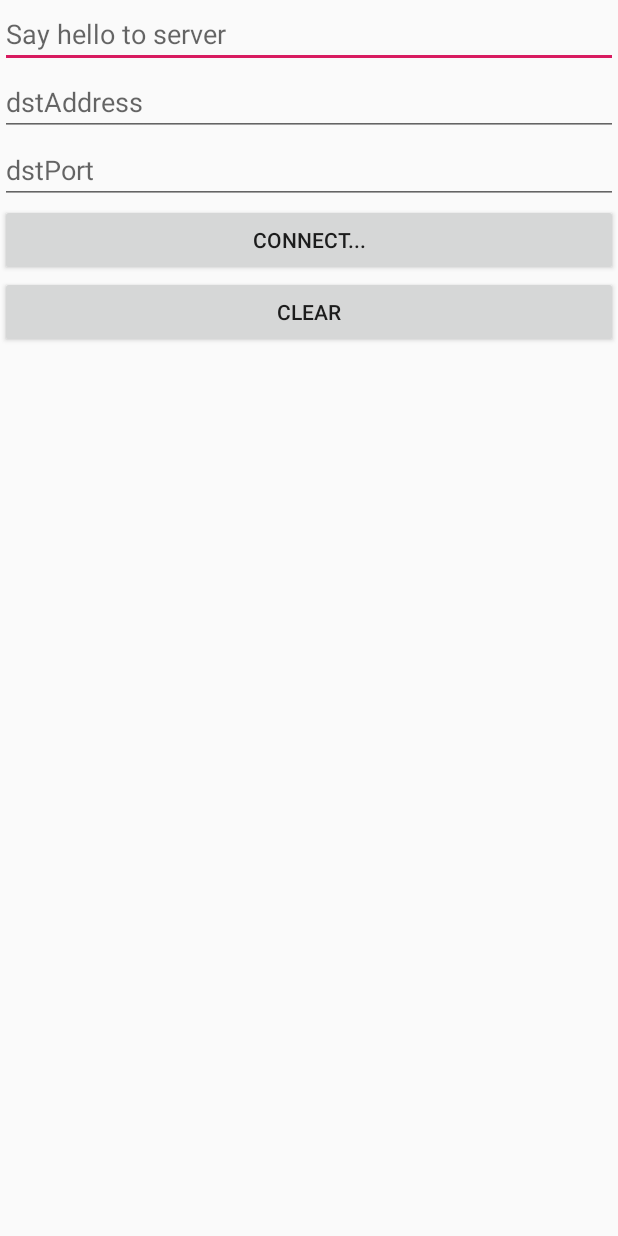
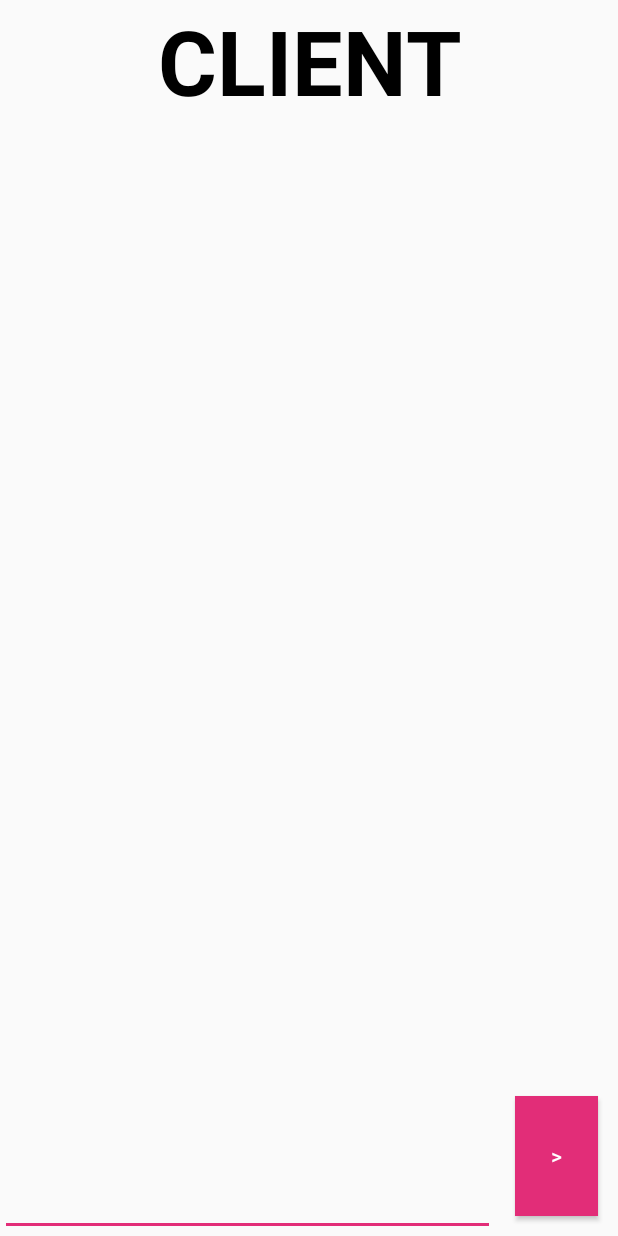
Before and after one commit to adityasuman2025/WifiChatClient, an Android app: the layout activity_main.xml on its own in the app's theme, with its tools: preview values and no code run, on a phone screen of 412 x 824 dp. Run offline under Robolectric (Android 15) with nearby library versions, the phone set to English and light mode, and no system bars.

Commit message:
layout building

```diff
--- a/app/src/main/AndroidManifest.xml
+++ b/app/src/main/AndroidManifest.xml
@@ -3,6 +3,10 @@
     package="com.example.chatclient">
 
     <uses-permission android:name="android.permission.INTERNET" />
+    <uses-permission android:name="android.permission.INTERNET" />
+    <uses-permission android:name="android.permission.INTERNET" />
+    <uses-permission android:name="android.permission.ACCESS_NETWORK_STATE" />
+    <uses-permission android:name="android.permission.ACCESS_WIFI_STATE"/>
 
     <application
         android:allowBackup="true"
--- a/app/src/main/java/com/example/chatclient/MainActivity.java
+++ b/app/src/main/java/com/example/chatclient/MainActivity.java
@@ -59,7 +59,8 @@ public class MainActivity extends AppCompatActivity {
         public void onClick(View arg0) {
 
             String tMsg = welcomeMsg.getText().toString();
-            if(tMsg.equals("")){
+            if(tMsg.equals(""))
+            {
                 tMsg = null;
                 Toast.makeText(MainActivity.this, "No Welcome Msg sent", Toast.LENGTH_SHORT).show();
             }
@@ -72,8 +73,8 @@ public class MainActivity extends AppCompatActivity {
         }
     };
 
-    public class MyClientTask extends AsyncTask<Void, Void, Void> {
-
+    public class MyClientTask extends AsyncTask<Void, Void, Void>
+    {
         String dstAddress;
         int dstPort;
         String response = "";
@@ -87,8 +88,8 @@ public class MainActivity extends AppCompatActivity {
         }
 
         @Override
-        protected Void doInBackground(Void... arg0) {
-
+        protected Void doInBackground(Void... arg0)
+        {
             Socket socket = null;
             DataOutputStream dataOutputStream = null;
             DataInputStream dataInputStream = null;
@@ -105,29 +106,33 @@ public class MainActivity extends AppCompatActivity {
 
                 response = dataInputStream.readUTF();
 
-            } catch (UnknownHostException e) {
-                // TODO Auto-generated catch block
+            } catch (UnknownHostException e)
+            {
                 e.printStackTrace();
                 response = "UnknownHostException: " + e.toString();
-            } catch (IOException e) {
-                // TODO Auto-generated catch block
+            } catch (IOException e)
+            {
                 e.printStackTrace();
                 response = "IOException: " + e.toString();
-            } finally {
-                if (socket != null) {
+            } finally
+            {
+                if (socket != null)
+                {
                     try {
                         socket.close();
-                    } catch (IOException e) {
-                        // TODO Auto-generated catch block
+                    } catch (IOException e)
+                    {
                         e.printStackTrace();
                     }
                 }
 
-                if (dataOutputStream != null) {
-                    try {
+                if (dataOutputStream != null)
+                {
+                    try
+                    {
                         dataOutputStream.close();
-                    } catch (IOException e) {
-                        // TODO Auto-generated catch block
+                    } catch (IOException e)
+                    {
                         e.printStackTrace();
                     }
                 }
@@ -135,8 +140,8 @@ public class MainActivity extends AppCompatActivity {
                 if (dataInputStream != null) {
                     try {
                         dataInputStream.close();
-                    } catch (IOException e) {
-                        // TODO Auto-generated catch block
+                    } catch (IOException e)
+                    {
                         e.printStackTrace();
                     }
                 }
@@ -149,6 +154,5 @@ public class MainActivity extends AppCompatActivity {
             textResponse.setText(response);
             super.onPostExecute(result);
         }
-
     }
 }
--- a/app/src/main/res/layout/activity_main.xml
+++ b/app/src/main/res/layout/activity_main.xml
@@ -1,39 +1,55 @@
 <?xml version="1.0" encoding="utf-8"?>
-<LinearLayout xmlns:android="http://schemas.android.com/apk/res/android"
+<RelativeLayout xmlns:android="http://schemas.android.com/apk/res/android"
     xmlns:tools="http://schemas.android.com/tools"
     android:layout_width="match_parent"
     android:layout_height="match_parent"
     android:orientation="vertical"
     tools:context=".MainActivity" >
 
-    <EditText
-        android:id="@+id/welcomemsg"
+    <TextView
+        android:id="@+id/title"
         android:layout_width="match_parent"
         android:layout_height="wrap_content"
-        android:hint="Say hello to server" />
-    <EditText
-        android:id="@+id/address"
+        android:text="CLIENT"
+        android:textAlignment="center"
+        android:textColor="@color/colorPrimaryDark"
+        android:textSize="90px"
+        android:textStyle="bold" />
+
+    <ScrollView
         android:layout_width="match_parent"
-        android:layout_height="wrap_content"
-        android:hint="dstAddress" />
-    <EditText
-        android:id="@+id/port"
+        android:layout_height="match_parent"
+        android:layout_below="@id/title"
+        android:layout_above="@+id/sendMsgArea">
+
+    <TextView
+            android:id="@+id/chatHistory"
+            android:layout_width="wrap_content"
+            android:layout_height="wrap_content"/>
+    </ScrollView>
+
+    <LinearLayout
+        android:id="@+id/sendMsgArea"
         android:layout_width="match_parent"
-        android:layout_height="wrap_content"
-        android:hint="dstPort" />
-    <Button
-        android:id="@+id/connect"
-        android:layout_width="match_parent"
-        android:layout_height="wrap_content"
-        android:text="Connect..."/>
-    <Button
-        android:id="@+id/clear"
-        android:layout_width="match_parent"
-        android:layout_height="wrap_content"
-        android:text="Clear"/>
-    <TextView
-        android:id="@+id/response"
-        android:layout_width="wrap_content"
-        android:layout_height="wrap_content"/>
+        android:layout_height="160px"
+        android:orientation="horizontal"
+        android:layout_alignParentBottom="true">
 
-</LinearLayout>
+        <EditText
+            android:id="@+id/msgText"
+            android:inputType="text"
+            android:layout_width="match_parent"
+            android:layout_height="match_parent"
+            android:layout_weight="1"/>
+
+        <Button
+            android:id="@+id/msgSendBtn"
+            android:layout_width="match_parent"
+            android:layout_height="match_parent"
+            android:layout_weight="4"
+            android:background="@color/colorAccent"
+            android:layout_margin="20px"
+            android:text=">"
+            android:textColor="@android:color/background_light" />
+    </LinearLayout>
+</RelativeLayout>
--- a/app/src/main/res/values/colors.xml
+++ b/app/src/main/res/values/colors.xml
@@ -1,6 +1,6 @@
 <?xml version="1.0" encoding="utf-8"?>
 <resources>
-    <color name="colorPrimary">#008577</color>
-    <color name="colorPrimaryDark">#00574B</color>
-    <color name="colorAccent">#D81B60</color>
+    <color name="colorPrimary">#B8064A</color>
+    <color name="colorPrimaryDark">#000000</color>
+    <color name="colorAccent">#E22D78</color>
 </resources>
```
